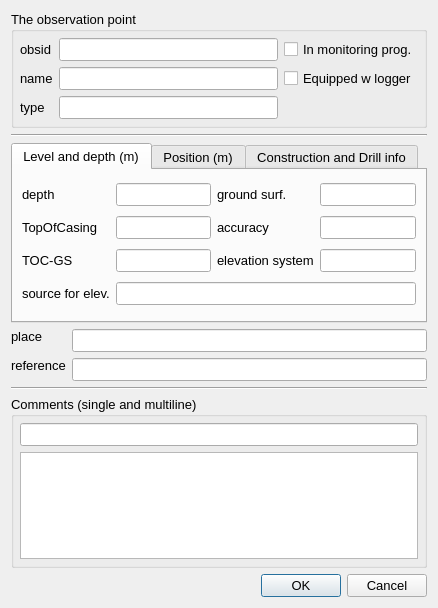
Old version of the form ui/obs_points_en.ui in the repository jkall/qgis-midvatten-plugin.
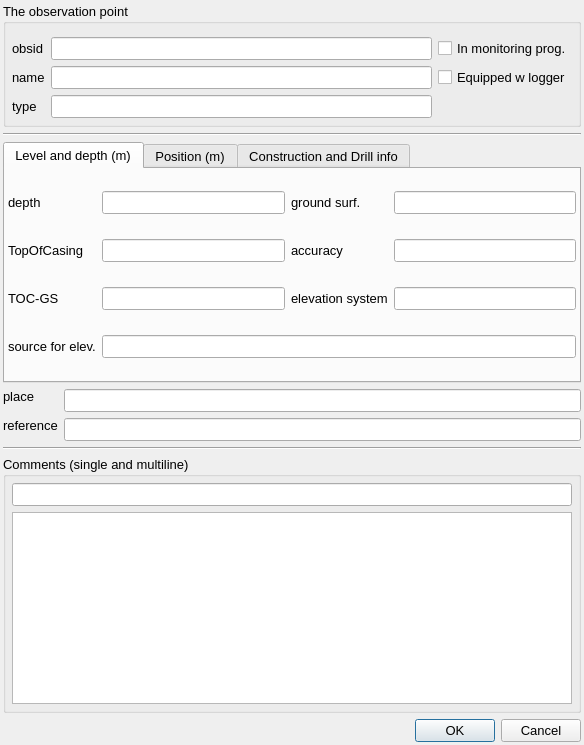
New version of the form.

Commit message: Fixes some gui margins issues.

The edit to the form file:
```diff
--- a/ui/obs_points_en.ui
+++ b/ui/obs_points_en.ui
@@ -6,14 +6,26 @@
    <rect>
     <x>0</x>
     <y>0</y>
-    <width>438</width>
-    <height>608</height>
+    <width>584</width>
+    <height>745</height>
    </rect>
   </property>
   <property name="windowTitle">
    <string>Dialog</string>
   </property>
   <layout class="QGridLayout" name="gridLayout_7">
+   <property name="leftMargin">
+    <number>3</number>
+   </property>
+   <property name="topMargin">
+    <number>3</number>
+   </property>
+   <property name="rightMargin">
+    <number>3</number>
+   </property>
+   <property name="bottomMargin">
+    <number>3</number>
+   </property>
    <item row="0" column="0">
     <widget class="QGroupBox" name="groupBox">
      <property name="font">
@@ -27,7 +39,16 @@
       <string>The observation point</string>
      </property>
      <layout class="QGridLayout" name="gridLayout_2">
-      <property name="margin">
+      <property name="leftMargin">
+       <number>6</number>
+      </property>
+      <property name="topMargin">
+       <number>13</number>
+      </property>
+      <property name="rightMargin">
+       <number>6</number>
+      </property>
+      <property name="bottomMargin">
        <number>6</number>
       </property>
       <property name="spacing">
@@ -375,6 +396,18 @@
        <string>Level and depth (m)</string>
       </attribute>
       <layout class="QGridLayout" name="gridLayout">
+       <property name="leftMargin">
+        <number>3</number>
+       </property>
+       <property name="topMargin">
+        <number>3</number>
+       </property>
+       <property name="rightMargin">
+        <number>3</number>
+       </property>
+       <property name="bottomMargin">
+        <number>3</number>
+       </property>
        <item row="0" column="0">
         <widget class="QLabel" name="label_6">
          <property name="enabled">
```
Left out of the diff: 35 changed lines with no effect on the pictures. The commit also changes 15 other files.
